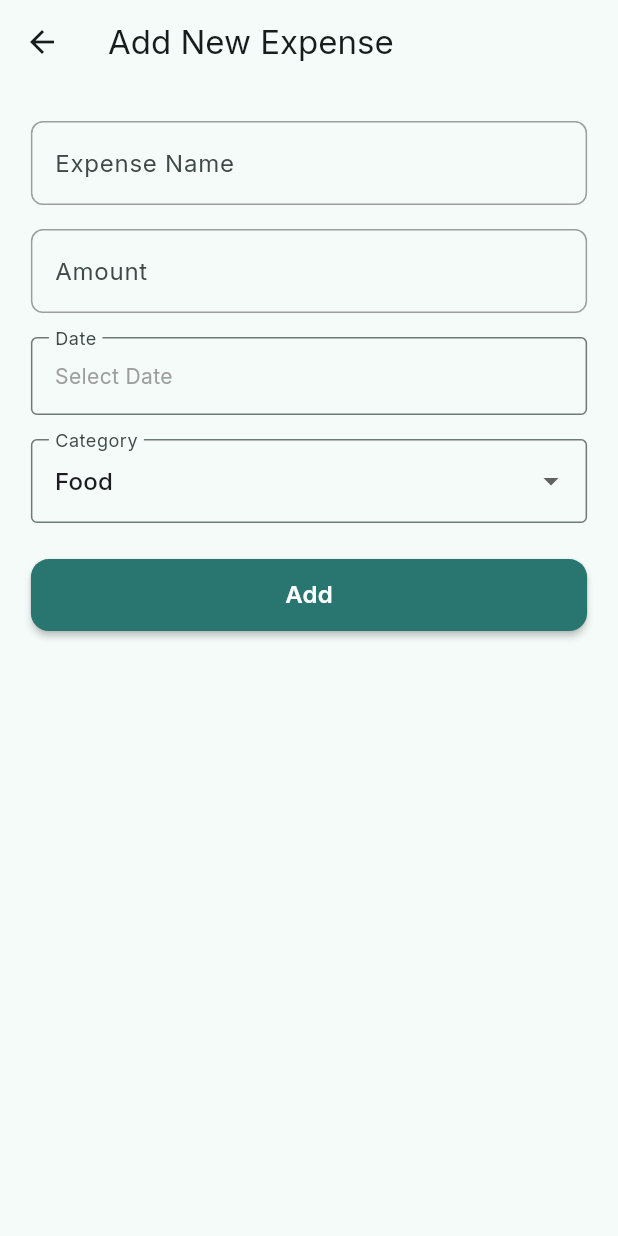
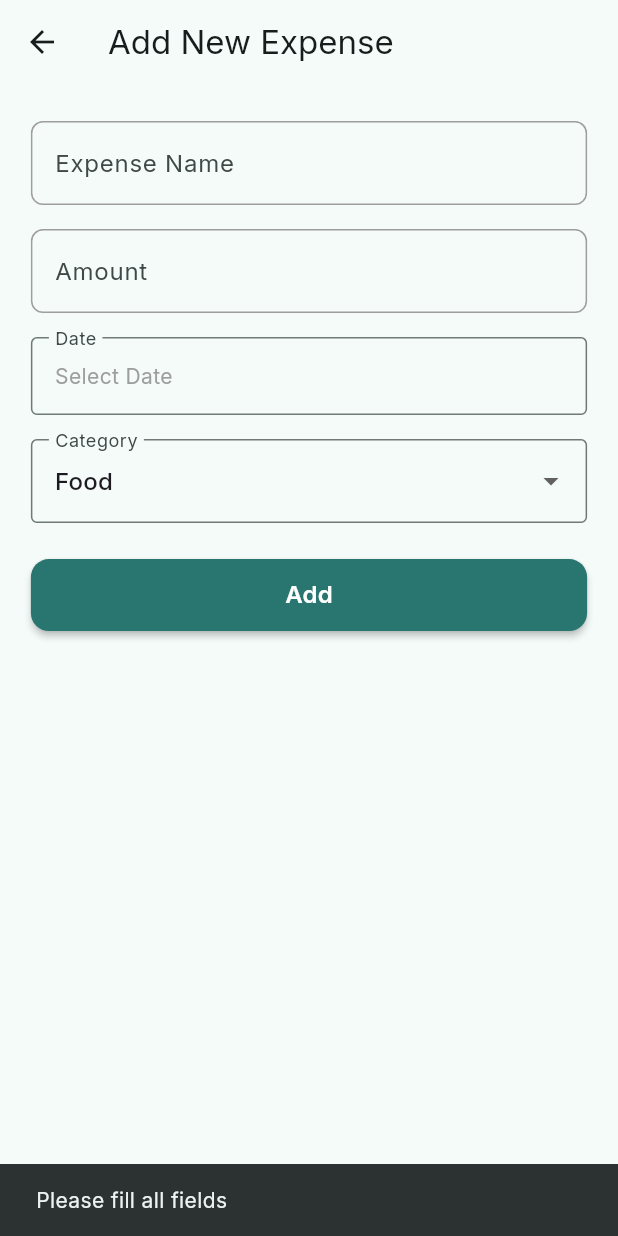
Before and after one commit to NikhilD1998/expense-tracker-assignment, a Flutter app: the AddExpenseScreen screen opened directly, after a tap on "Add", on a phone screen of 412 x 824 dp. Run offline on Flutter 3.47's test engine with Material 3 defaults, Android fonts, the phone set to English and light mode, and no system bars; our stand-ins replace flutter_riverpod, flutter_secure_storage, google_fonts; accounts and stored records are empty.

Commit message:
Implement expense addition functionality with state management and API integration

```diff
--- a/frontend/lib/helpers/api_endpoints.dart
+++ b/frontend/lib/helpers/api_endpoints.dart
@@ -2,4 +2,5 @@ class ApiEndpoints {
   static const String baseUrl = "http://192.168.31.235:3000/api";
 
   static const String login = "$baseUrl/users/login";
+  static const String addExpense = "$baseUrl/expenses/add";
 }
--- a/frontend/lib/screens/add_expense_screen.dart
+++ b/frontend/lib/screens/add_expense_screen.dart
@@ -1,16 +1,18 @@
 import 'package:flutter/material.dart';
+import 'package:flutter_riverpod/flutter_riverpod.dart';
 import 'package:frontend/helpers/device_dimensions.dart';
 import 'package:frontend/widgets/custom_primary_button.dart';
 import 'package:frontend/widgets/custom_text_field.dart';
+import 'package:frontend/providers/expense_provider.dart';
 
-class AddExpenseScreen extends StatefulWidget {
+class AddExpenseScreen extends ConsumerStatefulWidget {
   const AddExpenseScreen({super.key});
 
   @override
-  State<AddExpenseScreen> createState() => _AddExpenseScreenState();
+  ConsumerState<AddExpenseScreen> createState() => _AddExpenseScreenState();
 }
 
-class _AddExpenseScreenState extends State<AddExpenseScreen> {
+class _AddExpenseScreenState extends ConsumerState<AddExpenseScreen> {
   final TextEditingController nameController = TextEditingController();
   final TextEditingController amountController = TextEditingController();
   DateTime? selectedDate;
@@ -32,9 +34,43 @@ class _AddExpenseScreenState extends State<AddExpenseScreen> {
     }
   }
 
+  void _addExpense() async {
+    if (nameController.text.trim().isEmpty ||
+        amountController.text.trim().isEmpty ||
+        selectedDate == null ||
+        selectedCategory.isEmpty) {
+      ScaffoldMessenger.of(
+        context,
+      ).showSnackBar(const SnackBar(content: Text('Please fill all fields')));
+      return;
+    }
+
+    await ref
+        .read(expenseProvider.notifier)
+        .addExpense(
+          name: nameController.text.trim(),
+          amount: double.tryParse(amountController.text.trim()) ?? 0,
+          date: selectedDate!.toIso8601String(),
+          category: selectedCategory,
+        );
+
+    final state = ref.read(expenseProvider);
+    if (state.success) {
+      if (mounted) {
+        Navigator.of(context).pop();
+      }
+    } else if (state.error != null) {
+      ScaffoldMessenger.of(
+        context,
+      ).showSnackBar(SnackBar(content: Text(state.error!)));
+    }
+  }
+
   @override
   Widget build(BuildContext context) {
     DeviceDimensions.init(context);
+    final expenseState = ref.watch(expenseProvider);
+
     return Scaffold(
       appBar: AppBar(
         leading: BackButton(),
@@ -112,7 +148,10 @@ class _AddExpenseScreenState extends State<AddExpenseScreen> {
               SizedBox(
                 width: DeviceDimensions.width * 0.9,
                 height: 48,
-                child: CustomPrimaryButton(onPressed: () {}, label: 'Add'),
+                child: CustomPrimaryButton(
+                  onPressed: _addExpense,
+                  label: expenseState.isLoading ? 'Adding...' : 'Add',
+                ),
               ),
             ],
           ),
```
Also changed, not shown: frontend/lib/providers/expense_provider.dart (added, +68 -0 lines).
